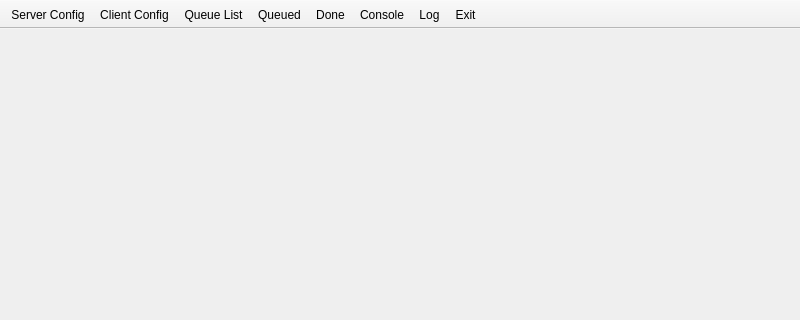
Qt form view/gui/mainwindow.ui (fdar0536/Simple-Task-Queue) before a commit; both pictures show x 0 to 800 and y 0 to 320 of the 800 by 600 pixel window.
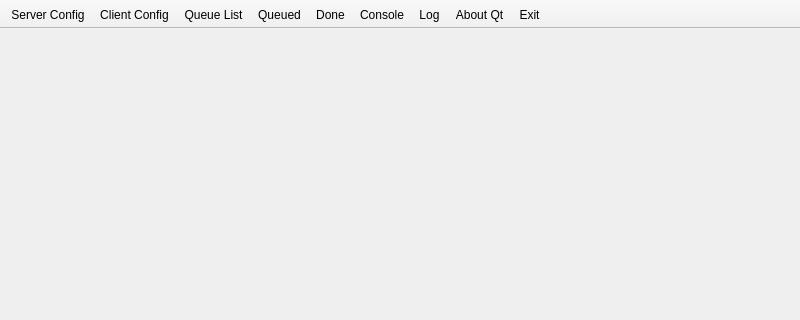
The same form after that commit.

Commit message: feat: server config ui in widget

What changed in the file:
```diff
--- a/view/gui/mainwindow.ui
+++ b/view/gui/mainwindow.ui
@@ -38,6 +38,7 @@
    <addaction name="actionDone"/>
    <addaction name="actionConsole"/>
    <addaction name="actionLog"/>
+   <addaction name="actionAbout_Qt"/>
    <addaction name="actionExit"/>
   </widget>
   <action name="actionServer_Config">
@@ -80,6 +81,11 @@
     <string>Exit</string>
    </property>
   </action>
+  <action name="actionAbout_Qt">
+   <property name="text">
+    <string>About Qt</string>
+   </property>
+  </action>
  </widget>
  <resources/>
  <connections/>
```
The commit also changes 7 other files.
